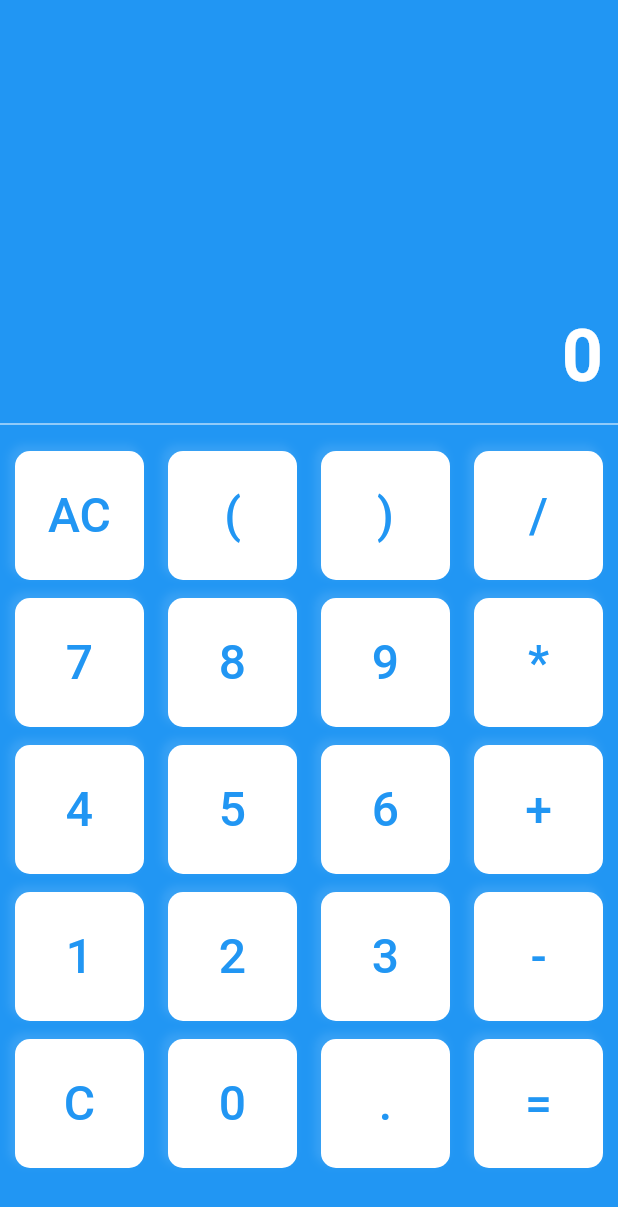
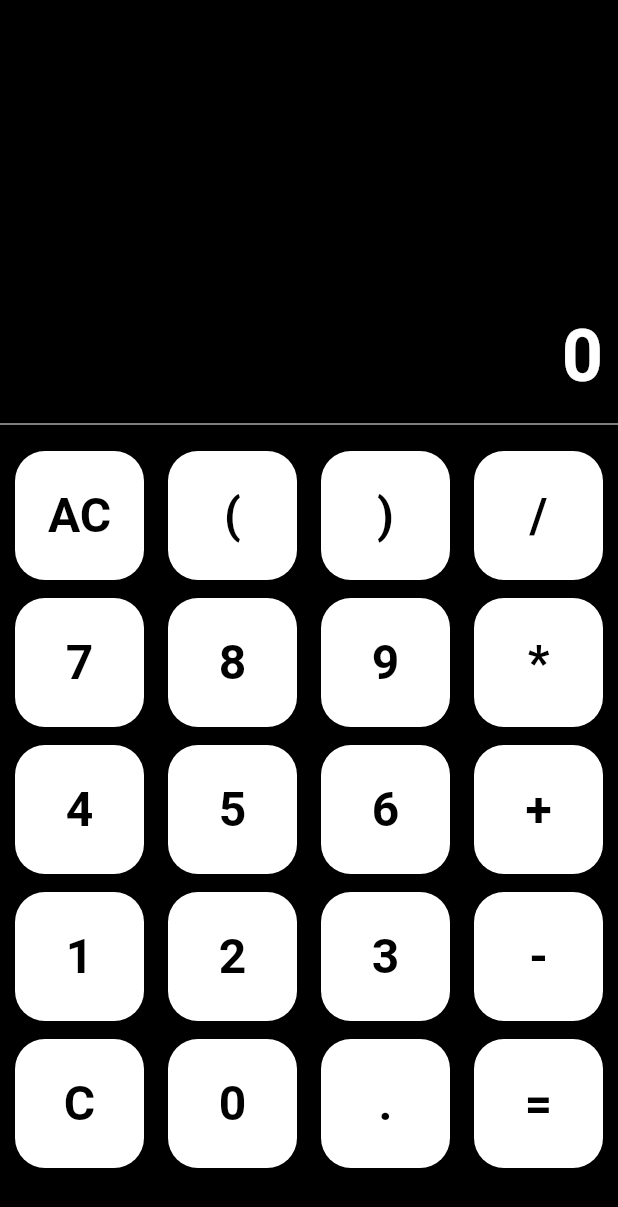
Before and after one commit to ethanVodka/FlutterProjects, a Flutter app: the screen it shows after launch, on a phone screen of 412 x 824 dp. Shown: the top 1207 px of the screen. Run offline on Flutter 3.47's test engine with Material 2 defaults, Android fonts, the light colour scheme and no system bars; our stand-ins replace math_expressions.

Commit message:
fix : button handle bug

```diff
--- a/native_application/lib/calculator_screen.dart
+++ b/native_application/lib/calculator_screen.dart
@@ -38,7 +38,7 @@ class _CalculatorState extends State<Calculator> {
   @override
   Widget build(BuildContext context) {
     return Scaffold(
-      backgroundColor: Colors.blue,
+      backgroundColor: Colors.black,
       body: Column(
         children: [
           SizedBox(
@@ -91,32 +91,21 @@ class _CalculatorState extends State<Calculator> {
   }
 
   Widget createCutomButton(String btnText) {
-    return InkWell(
-      splashColor: const Color(0xFF1d2630),
-      onTap: () {
+    return ElevatedButton(
+      onPressed: () {
         setState(() {
           handleButtons(btnText);
         });
       },
-      child: Ink(
-        decoration: BoxDecoration(
-            color: Colors.white,
-            borderRadius: BorderRadius.circular(10),
-            boxShadow: [
-              BoxShadow(
-                color: Colors.white.withOpacity(0.1),
-                blurRadius: 4,
-                spreadRadius: 0.5,
-                offset: const Offset(-3, -3),
-              ),
-            ]),
-        child: Center(
-          child: Text(
-            btnText,
-            style: const TextStyle(
-                color: Colors.blue, fontSize: 32, fontWeight: FontWeight.w500),
-          ),
-        ),
+      style: ElevatedButton.styleFrom(
+          foregroundColor: Colors.black,
+          backgroundColor: Colors.white,
+          shape: RoundedRectangleBorder(
+            borderRadius: BorderRadius.circular(20),
+          )),
+      child: Text(
+        btnText,
+        style: const TextStyle(fontSize: 32, fontWeight: FontWeight.bold),
       ),
     );
   }
```
